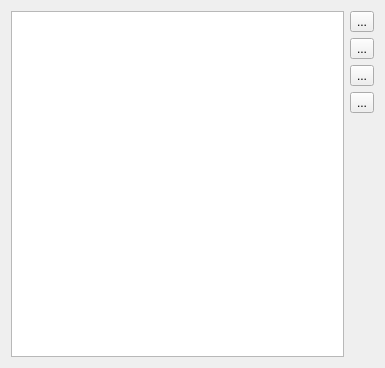
Before: the Qt Designer form src/plugins/rss/store.ui in chrmorais/aranduka, drawn with Qt 5.
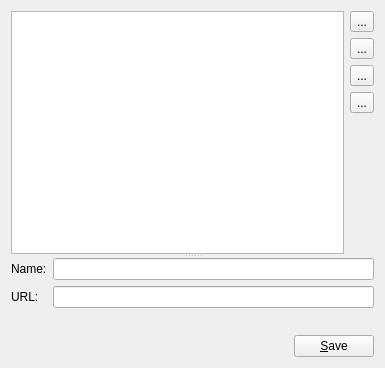
After: the same form once the commit is applied. Icons and pictures are not drawn.

Commit message: Added feed editing piece

```diff
--- a/src/plugins/rss/store.ui
+++ b/src/plugins/rss/store.ui
@@ -13,9 +13,14 @@
   <property name="windowTitle">
    <string>Form</string>
   </property>
-  <layout class="QVBoxLayout" name="verticalLayout_2">
+  <layout class="QVBoxLayout" name="verticalLayout_3">
    <item>
-    <layout class="QHBoxLayout" name="horizontalLayout_2">
+    <widget class="QSplitter" name="splitter">
+     <property name="orientation">
+      <enum>Qt::Vertical</enum>
+     </property>
+     <widget class="QWidget" name="">
+      <layout class="QHBoxLayout" name="horizontalLayout">
      <item>
       <widget class="QListWidget" name="feedList"/>
      </item>
@@ -81,6 +86,60 @@
       </layout>
      </item>
     </layout>
+     </widget>
+     <widget class="QWidget" name="">
+      <layout class="QVBoxLayout" name="verticalLayout_2">
+       <item>
+        <layout class="QFormLayout" name="formLayout">
+         <item row="0" column="0">
+          <widget class="QLabel" name="label">
+           <property name="text">
+            <string>Name:</string>
+           </property>
+          </widget>
+         </item>
+         <item row="0" column="1">
+          <widget class="QLineEdit" name="name"/>
+         </item>
+         <item row="1" column="0">
+          <widget class="QLabel" name="label_2">
+           <property name="text">
+            <string>URL:</string>
+           </property>
+          </widget>
+         </item>
+         <item row="1" column="1">
+          <widget class="QLineEdit" name="url"/>
+         </item>
+        </layout>
+       </item>
+       <item>
+        <layout class="QHBoxLayout" name="horizontalLayout_2">
+         <item>
+          <spacer name="horizontalSpacer">
+           <property name="orientation">
+            <enum>Qt::Horizontal</enum>
+           </property>
+           <property name="sizeHint" stdset="0">
+            <size>
+             <width>40</width>
+             <height>20</height>
+            </size>
+           </property>
+          </spacer>
+         </item>
+         <item>
+          <widget class="QPushButton" name="save">
+           <property name="text">
+            <string>&amp;Save</string>
+           </property>
+          </widget>
+         </item>
+        </layout>
+       </item>
+      </layout>
+     </widget>
+    </widget>
    </item>
   </layout>
  </widget>
```
Lines whose indentation alone changed are shown as unchanged.
